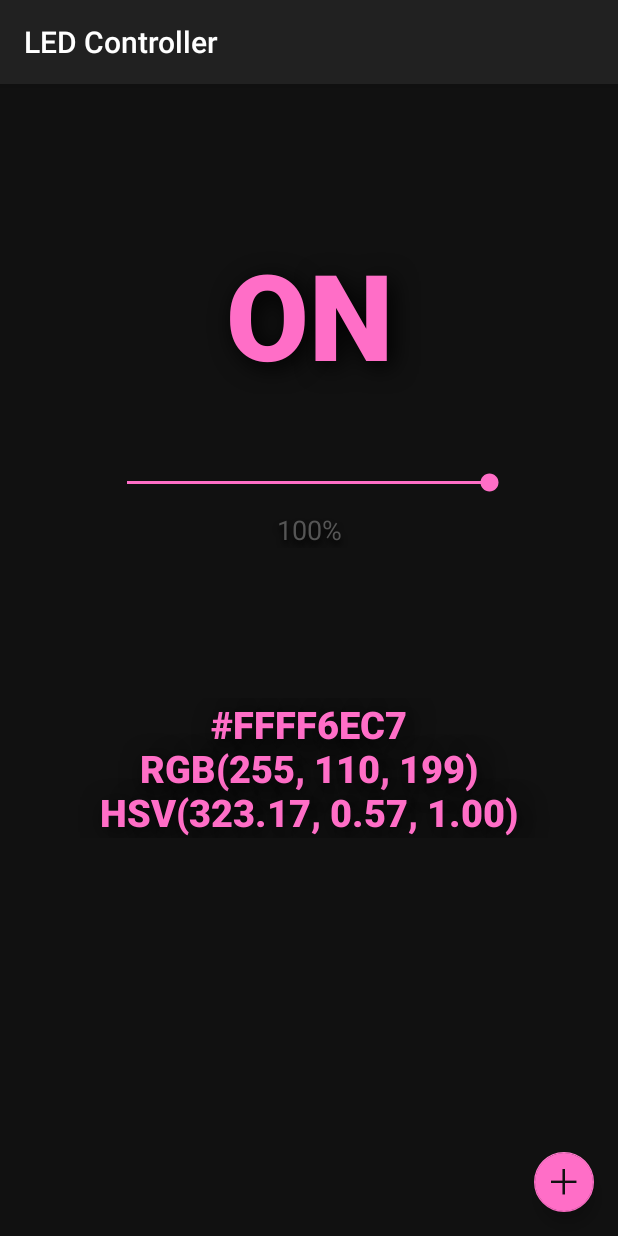
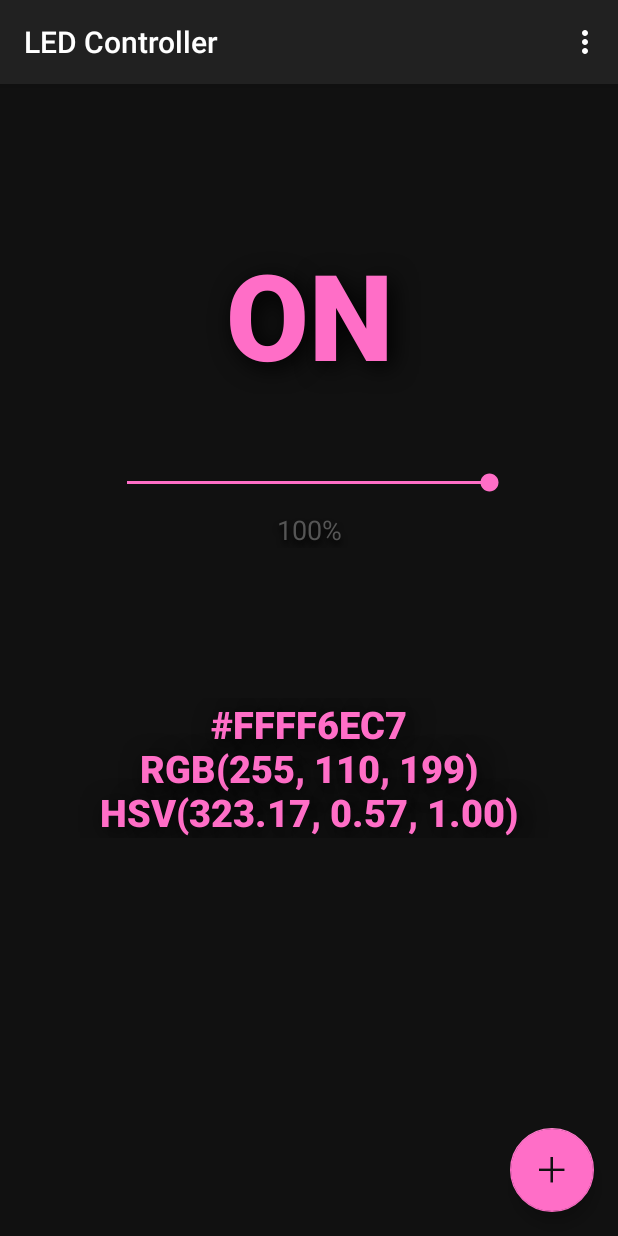
Before and after one commit to devpin95/Android-LED-Controller, an Android app: the screen it shows after launch (MainActivity), on a phone screen of 412 x 824 dp. Run offline under Robolectric (Android 15) with nearby library versions, the phone set to English and light mode, and no system bars; libraries missing offline, so code that uses them is left out: com.azeesoft.lib.

```diff
--- a/app/src/main/res/layout/activity_main.xml
+++ b/app/src/main/res/layout/activity_main.xml
@@ -90,7 +90,7 @@
         android:clickable="true"
         android:focusable="true"
         app:backgroundTint="#FFFFFF"
-        app:fabSize="mini"
+        app:fabSize="normal"
         app:layout_constraintBottom_toBottomOf="parent"
         app:layout_constraintEnd_toEndOf="parent"
         app:srcCompat="@drawable/ic_add_favorite" />
--- /dev/null
+++ b/app/src/main/res/menu/menu.xml
@@ -0,0 +1,8 @@
+<?xml version="1.0" encoding="utf-8"?>
+<menu xmlns:android="http://schemas.android.com/apk/res/android">
+
+    <item
+        android:id="@+id/favoritesMenuItem"
+        android:icon="@android:drawable/btn_star_big_on"
+        android:title="@string/colorListFavorites" />
+</menu>
--- a/app/src/main/res/values/strings.xml
+++ b/app/src/main/res/values/strings.xml
@@ -6,7 +6,7 @@
 
     <!-- The class name to the ScrollingChildBehavior required for AppBarLayout -->
     <string name="appbar_scrolling_view_behavior" translatable="false">android.support.design.widget.AppBarLayout$ScrollingViewBehavior</string>
-    <string name="title_activity_favorite_color_list">FavoriteColorList</string>
+    <string name="title_activity_favorite_color_list">Color List</string>
     <string name="tab_text_1">Tab 1</string>
     <string name="tab_text_2">Tab 2</string>
     <string name="colorListPresets">Presets</string>
```
